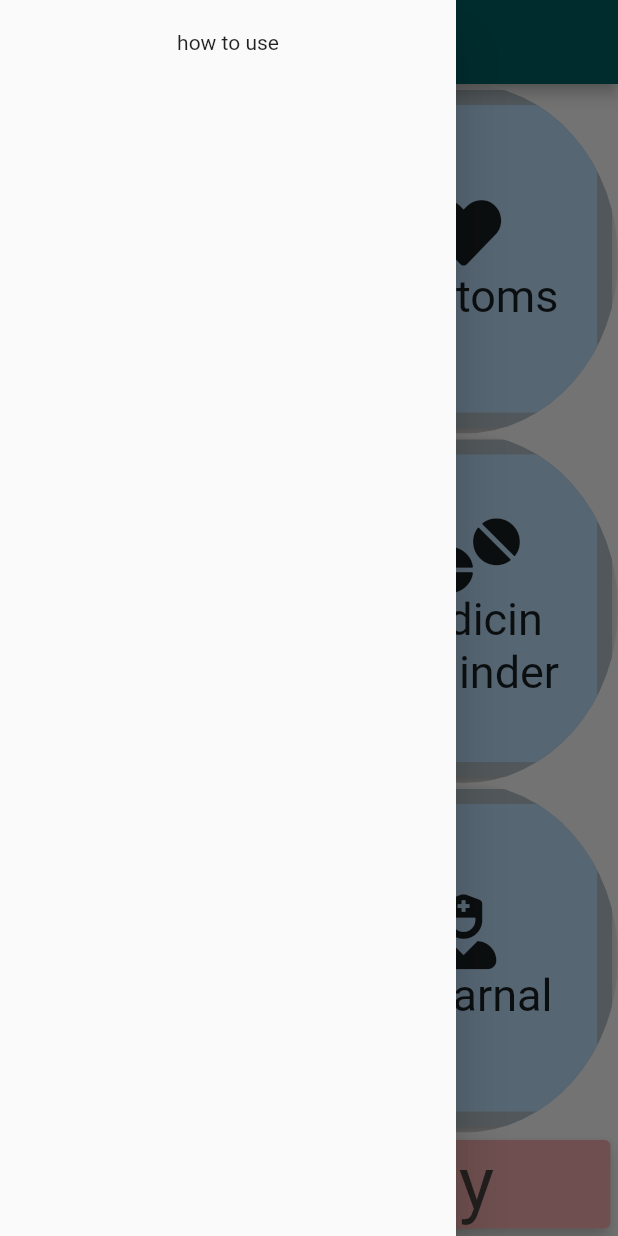
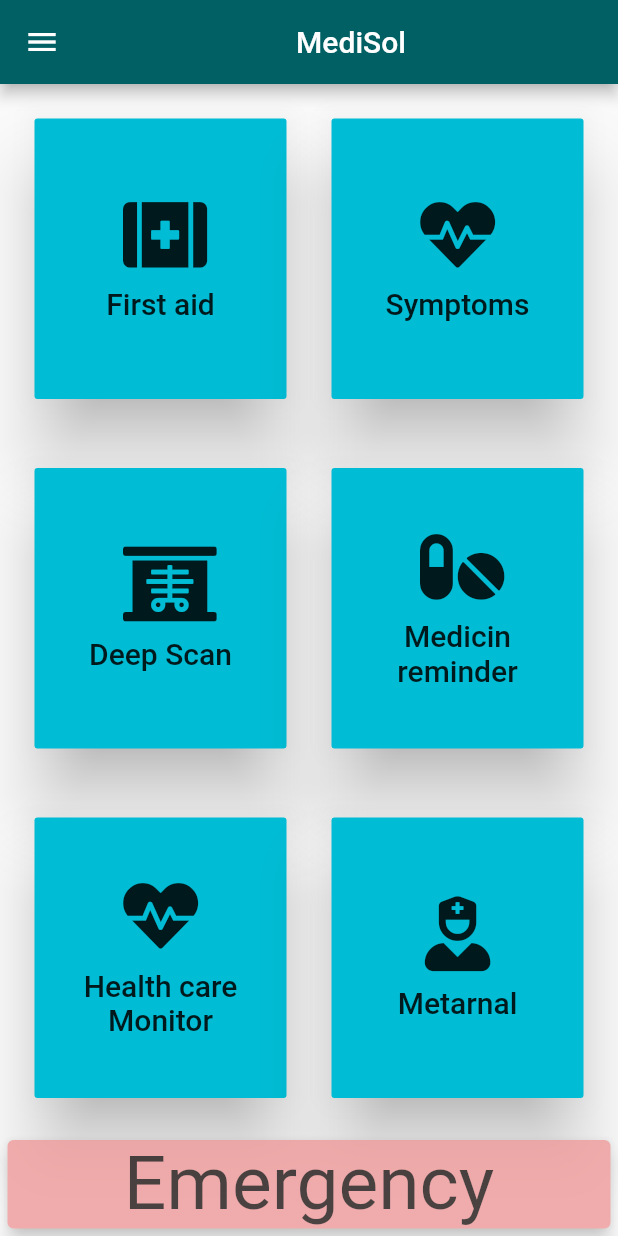
Before and after one commit to sayanmondal31/medisol-android, a Flutter app: the MediPage screen opened by its route, in the side drawer, after a tap on "First aid", on a phone screen of 412 x 824 dp. Run offline on Flutter 3.47's test engine with Material 2 defaults, Android fonts, the phone set to English and light mode, and no system bars; our stand-ins replace animated_text_kit, firebase_auth, font_awesome_flutter; missing offline and left inert: flutter_webview_plugin; accounts and stored records are empty.

Commit message:
home ui changed , deep scan added

```diff
--- /dev/null
+++ b/lib/deepscan.dart/medi_web.dart
@@ -0,0 +1,22 @@
+import 'package:flutter/material.dart';
+import 'package:flutter_webview_plugin/flutter_webview_plugin.dart';
+
+class DeepScan extends StatefulWidget {
+  static const String id = 'deepscan';
+  @override
+  _DeepScanState createState() => _DeepScanState();
+}
+
+class _DeepScanState extends State<DeepScan> {
+  @override
+  Widget build(BuildContext context) {
+     return Scaffold(
+       appBar: AppBar(title: Text('deep scan'),),
+       body: WebviewScaffold(
+         url: 'https://suvhradipghosh07.github.io/medisol-web/',
+
+
+       ),
+    );
+  }
+}
--- /dev/null
+++ b/lib/firstpage/ButtonUi.dart
@@ -0,0 +1,36 @@
+import 'package:flutter/material.dart';
+
+class ButtonUi extends StatelessWidget {
+  final Function press;
+  final String text;
+  final IconData iconData;
+
+  ButtonUi({@required this.press, @required this.text, this.iconData});
+
+  @override
+  Widget build(BuildContext context) {
+    return Expanded(
+      child: Padding(
+        padding: const EdgeInsets.all(15.0),
+        child:  RaisedButton(
+            color: Colors.cyan,
+            splashColor: Colors.cyanAccent,
+            elevation: 20.0,
+            onPressed: press,
+            child: Column(
+              mainAxisAlignment: MainAxisAlignment.center,
+              children: <Widget>[
+                Icon(
+                  iconData,
+                  size: 50.0,
+                ),
+                SizedBox(height: 10.0,),
+                Text(text,style: TextStyle(fontSize: 20.0),textAlign: TextAlign.center,)
+              ],
+            ),
+          ),
+        ),
+
+    );
+  }
+}
--- a/lib/firstpage/iconCards.dart
+++ /dev/null
@@ -1,33 +0,0 @@
-import 'package:flutter/material.dart';
-
-import 'package:medisol/firstpage/reusable_card.dart';
-
-class IconCards extends StatelessWidget {
-  final String cardtext;
-  final IconData cardicon;
-  final Function press;
-  IconCards({this.cardtext,this.press, this.cardicon});
-
-  @override
-  Widget build(BuildContext context) {
-    return Expanded(
-      child: ReusableCard(
-          onPressed: press,
-          cardChild: Column(
-              mainAxisAlignment: MainAxisAlignment.center,
-              children: <Widget>[
-                Icon(
-                  cardicon,
-                  size: 50,
-                ),
-                Text(
-                  cardtext,
-                  style: TextStyle(fontSize: 30,),
-                  textAlign: TextAlign.center,
-                )
-              ],
-            ),
-          colour: Colors.blue[100]),
-    );
-  }
-}
--- a/lib/firstpage/page.dart
+++ b/lib/firstpage/page.dart
@@ -1,95 +1,156 @@
+import 'package:firebase_auth/firebase_auth.dart';
 import 'package:flutter/material.dart';
 import 'package:font_awesome_flutter/font_awesome_flutter.dart';
+import 'package:medisol/deepscan.dart/medi_web.dart';
 import 'package:medisol/first_aid/first_aid_page/firstAid_page.dart';
-import 'package:medisol/firstpage/iconCards.dart';
+import 'package:medisol/firstpage/ButtonUi.dart';
 import 'package:medisol/symptoms/symptom_page/symptom_page.dart';
 
 class MediPage extends StatelessWidget {
   static const String id = 'medihomepage';
+
   @override
   Widget build(BuildContext context) {
+
     return Scaffold(
       drawer: Drawer(
-
-        child: SafeArea(
-            child: Column(
+        child: new ListView(
           children: <Widget>[
-            SizedBox(
-              height: 20,
+            new UserAccountsDrawerHeader(
+              accountName: new Text("sayan mondal"),
+              accountEmail: new Text('email'),
+              currentAccountPicture: new CircleAvatar(
+                backgroundColor: Colors.cyan,
+                child: new Text("s"),
               ),
-            Container(
-              child: Text('how to use'),
+              otherAccountsPictures: <Widget>[
+                new CircleAvatar(
+                  backgroundColor: Colors.cyan,
+                  child: new Text("s"),
                 )
               ],
-        )),
+            ),
+            //      new ListTile(
+            //    title: new Text("home"),
+            //    trailing: new Icon(Icons.home),
+            //    onTap: (){
+            //      Navigator.of(context).pop();
+            //      Navigator.of(context).push(new MaterialPageRoute(builder: (BuildContext contex)=>new NewPage("home")));
+            //    },
+            //  ),
+
+            new ListTile(
+              title: new Text("demo"),
+              trailing: new Icon(Icons.account_balance_wallet),
+              onTap: () {
+                Navigator.of(context).pop();
+                //  Navigator.of(context).push(new MaterialPageRoute(builder: (BuildContext contex)=>new BalancePage("balance")));
+              },
+            ),
+            new Divider(),
+            new ListTile(
+              title: new Text("notification"),
+              trailing: new Icon(Icons.notifications),
+              onTap: () {
+                Navigator.of(context).pop();
+                //  Navigator.of(context).push(new MaterialPageRoute(builder: (BuildContext contex)=>new NotificationPage("notification")));
+              },
+            ),
+
+            new Divider(),
+            new ListTile(
+                title: new Text("log out "),
+                trailing: new Icon(Icons.close),
+                onLongPress: () {
+                  FirebaseAuth.instance
+                      .signOut()
+                      .then((value) {})
+                      .catchError((e) {
+                    print(e);
+                  });
+                }),
+          ],
+        ),
       ),
       appBar: AppBar(
         backgroundColor: Colors.cyan[900],
-
         title: Center(
           child: Text('MediSol'),
         ),
       ),
-      body: Container(
-
+      body:  Container(
           child: Column(
             crossAxisAlignment: CrossAxisAlignment.stretch,
             children: <Widget>[
               Expanded(
+                child: Padding(
+                  padding: const EdgeInsets.all(8.0),
                   child: Row(
+                    mainAxisAlignment: MainAxisAlignment.center,
                     children: <Widget>[
-                  IconCards(
-                    cardtext: 'First aid',
-                    cardicon: FontAwesomeIcons.firstAid,
+                      ButtonUi(
+                        text: 'First aid',
                         press: () {
                           Navigator.pushNamed(context, FirstaidPage.id);
                         },
+                        iconData: FontAwesomeIcons.firstAid,
                       ),
-                  IconCards(
-                    cardtext: 'Symtoms',
-                    cardicon: FontAwesomeIcons.solidHeart,
-                    press: (){
-                      Navigator.pushNamed(context, SymptomsPage.id);
-                    },
+                      ButtonUi(
+                        text: 'Symptoms',
+                        press: () => Navigator.pushNamed(
+                          context,
+                          SymptomsPage.id,
                         ),
+                        iconData: FontAwesomeIcons.heartbeat,
+                      )
                     ],
                   ),
                 ),
+              ),
               Expanded(
+                child: Padding(
+                  padding: const EdgeInsets.all(8.0),
                   child: Row(
                     children: <Widget>[
-                  IconCards(
-                    cardtext: 'Deep Scan',
-                    cardicon: FontAwesomeIcons.xRay,
+                      ButtonUi(
+                        text: 'Deep Scan',
+                        iconData: FontAwesomeIcons.xRay,
+                        press: () => Navigator.push(
+                            context,
+                            MaterialPageRoute(
+                                builder: (context) => DeepScan())),
                       ),
-                  IconCards(
-                    cardtext: 'Medicin Reminder',
-                    cardicon: FontAwesomeIcons.tablets,
-                  ),
+                      ButtonUi(
+                        text: 'Medicin reminder',
+                        press: () {},
+                        iconData: FontAwesomeIcons.pills,
+                      )
                     ],
                   ),
                 ),
+              ),
               Expanded(
+                child: Padding(
+                  padding: const EdgeInsets.all(8.0),
                   child: Row(
                     children: <Widget>[
-                  IconCards(
-                    cardtext: 'Health Care Monitor ',
-                    cardicon: FontAwesomeIcons.heartbeat,
-                    // press: (){
-                    //   Navigator.push(context, MaterialPageRoute(builder: (context)=>))
-                    // },
+                      ButtonUi(
+                        text: 'Health care Monitor',
+                        iconData: FontAwesomeIcons.heartbeat,
+                        press: () {},
                       ),
-                  IconCards(
-                    cardtext: 'metarnal',
-                    cardicon: FontAwesomeIcons.userNurse,
+                      ButtonUi(
+                        text: 'Metarnal',
+                        iconData: FontAwesomeIcons.userNurse,
+                        press: () {},
+                      )
+                    ],
                   ),
-                ],
                 ),
               ),
               Opacity(
                 opacity: 0.8,
                 child: Card(
-
                   elevation: 5,
                   color: Colors.red[200],
                   margin: EdgeInsets.symmetric(horizontal: 5, vertical: 5),
@@ -103,6 +164,7 @@
             ],
           ),
         ),
+
     );
   }
 }
--- a/lib/firstpage/reusable_card.dart
+++ /dev/null
@@ -1,39 +0,0 @@
-import 'package:flutter/material.dart';
-
-class ReusableCard extends StatelessWidget {
-  final Color colour;
-  final Widget
-      cardChild; //cardChild is a widget .used for different functionality
-  final Function onPressed;
-
-  ReusableCard({@required this.colour, this.cardChild, this.onPressed});
-
-  @override
-  Widget build(BuildContext context) {
-    return GestureDetector(
-      onTap: onPressed,
-      child: ClipOval(
-        child: Card(
-          elevation: 5.0,
-          color: Colors.blueGrey[200],
-                  child: Container(
-
-            child: cardChild,
-            decoration: BoxDecoration(
-          //     image: DecorationImage(
-          //   image: AssetImage('images/waterdrop.jpg'),
-          //   fit: BoxFit.cover
-          // ),
-              color: colour,
-              borderRadius: BorderRadius.circular(
-                10.0,
-              ),
-            ),
-            margin: EdgeInsets.all(10.0),
-
-          ),
-        ),
-      ),
-    );
-  }
-}
--- a/lib/login/login_page.dart
+++ b/lib/login/login_page.dart
@@ -1,6 +1,7 @@
 import 'package:flutter/material.dart';
 import 'package:medisol/constants.dart';
 import 'package:firebase_auth/firebase_auth.dart';
+import 'package:medisol/deepscan.dart/medi_web.dart';
 import 'package:medisol/firstpage/page.dart';
 
 class Loginpage extends StatefulWidget {
@@ -33,6 +34,7 @@
     return new Scaffold(
       backgroundColor: Colors.black,
       body: new Stack(
+
         fit: StackFit.expand,
         children: <Widget>[
           new Image(
@@ -43,6 +45,9 @@
           ),
           new Column(
             mainAxisAlignment: MainAxisAlignment.center,
+            mainAxisSize: MainAxisSize.max,
+            crossAxisAlignment: CrossAxisAlignment.center,
+
             children: <Widget>[
               Hero(
                 tag: 'logo',
@@ -103,7 +108,7 @@
                                 _auth.signInWithEmailAndPassword(
                                     email: email, password: password);
                             if (existingUser != null) {
-                              Navigator.pushNamed(context, MediPage.id);
+                              Navigator.pushNamed(context, DeepScan.id);
                             }
                           },
                           splashColor: Colors.greenAccent,
--- a/lib/login/register_page.dart
+++ b/lib/login/register_page.dart
@@ -13,6 +13,12 @@
   final _auth = FirebaseAuth.instance;
   String email;
   String password;
+  String fname;
+  String lname;
+  String weight;
+  String phone;
+  String height;
+
   AnimationController _iconanimationController;
   Animation<double> _iconanimation;
 
@@ -65,6 +71,33 @@
                     child: new Column(
                       crossAxisAlignment: CrossAxisAlignment.center,
                       children: <Widget>[
+                        TextFormField(
+                            onChanged: (value) {
+                              fname = value;
+                            },
+                            decoration: kDecorationbox.copyWith(
+                              hintText: 'first name',
+                              hintStyle: TextStyle(color: Colors.greenAccent),
+                            )),
+                            SizedBox(height: 30.0,),
+                            TextFormField(
+                            onChanged: (value) {
+                              lname = value;
+                            },
+                            decoration: kDecorationbox.copyWith(
+                              hintText: 'last name',
+                              hintStyle: TextStyle(color: Colors.greenAccent),
+                            )),
+                            SizedBox(height: 30.0,),
+                            TextFormField(
+                            onChanged: (value) {
+                              phone = value;
+                            },
+                            decoration: kDecorationbox.copyWith(
+                              hintText: 'phone no',
+                              hintStyle: TextStyle(color: Colors.greenAccent),
+                            )),
+                            SizedBox(height: 30.0,),
                         new TextFormField(
                             onChanged: (value) {
                               email = value;
@@ -79,6 +112,7 @@
                         new TextFormField(
                           onChanged: (value) {
                             password = value;
+
                           },
                           decoration: kDecorationbox.copyWith(
                             hintText: 'enter password',
--- a/lib/main.dart
+++ b/lib/main.dart
@@ -13,8 +13,7 @@
 import 'package:medisol/symptoms/stomach_problem.dart';
 import 'package:medisol/symptoms/symptom_page/symptom_page.dart';
 
-
-void main()=>runApp(MediSol());
+void main() => runApp(MediSol());
 
 class MediSol extends StatelessWidget {
   @override
@@ -22,22 +21,22 @@
     return MaterialApp(
       theme: ThemeData.light(),
       // debugShowCheckedModeBanner: false,
-      home: WelcomeScreen(),
-      initialRoute: WelcomeScreen.id,
+      home: MediPage(),
+      initialRoute: MediPage.id,
       routes: {
-        MediPage.id:(context)=>MediPage(),
-        FirstaidPage.id:(context)=>FirstaidPage(),
-        BurnPage.id:(context)=>BurnPage(),
-        CutsPage.id:(context)=>CutsPage(),
-        StrokePage.id:(context)=>StrokePage(),
-        TearOff.id:(context)=>TearOff(),
-        SymptomsPage.id:(context)=>SymptomsPage(),
-        EyesPage.id:(context)=>EyesPage(),
-        FeverPage.id:(context)=>FeverPage(),
-        StomachPage.id:(context)=>StomachPage(),
-        Loginpage.id:(context)=>Loginpage(),
-        WelcomeScreen.id:(context)=>WelcomeScreen(),
-        RegisterPage.id:(context)=>RegisterPage(),
+        MediPage.id: (context) => MediPage(),
+        FirstaidPage.id: (context) => FirstaidPage(),
+        BurnPage.id: (context) => BurnPage(),
+        CutsPage.id: (context) => CutsPage(),
+        StrokePage.id: (context) => StrokePage(),
+        TearOff.id: (context) => TearOff(),
+        SymptomsPage.id: (context) => SymptomsPage(),
+        EyesPage.id: (context) => EyesPage(),
+        FeverPage.id: (context) => FeverPage(),
+        StomachPage.id: (context) => StomachPage(),
+        Loginpage.id: (context) => Loginpage(),
+        WelcomeScreen.id: (context) => WelcomeScreen(),
+        RegisterPage.id: (context) => RegisterPage(),
       },
     );
   }
--- a/pubspec.yaml
+++ b/pubspec.yaml
@@ -32,6 +32,10 @@
   tflite:
   firebase_core: ^0.4.0+3
   flutter_tts:
+  mlkit: ^0.13.2
+  image: ^2.1.4
+  path_provider: ^1.1.2
+  flutter_webview_plugin: ^0.2.1+2
 
 
 
```
Also changed, not shown: lib/deepscan.dart/camera.dart (deleted), pubspec.lock, 5 other files. Lines whose indentation alone changed are shown as unchanged.
